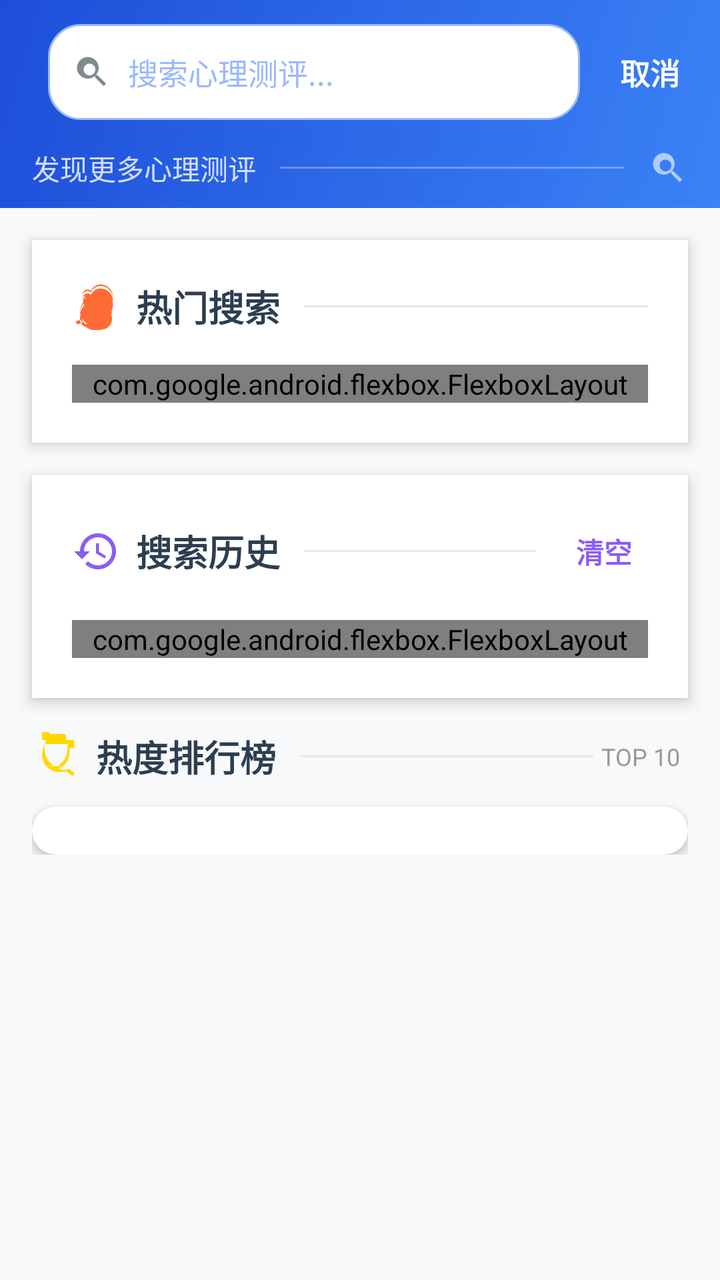
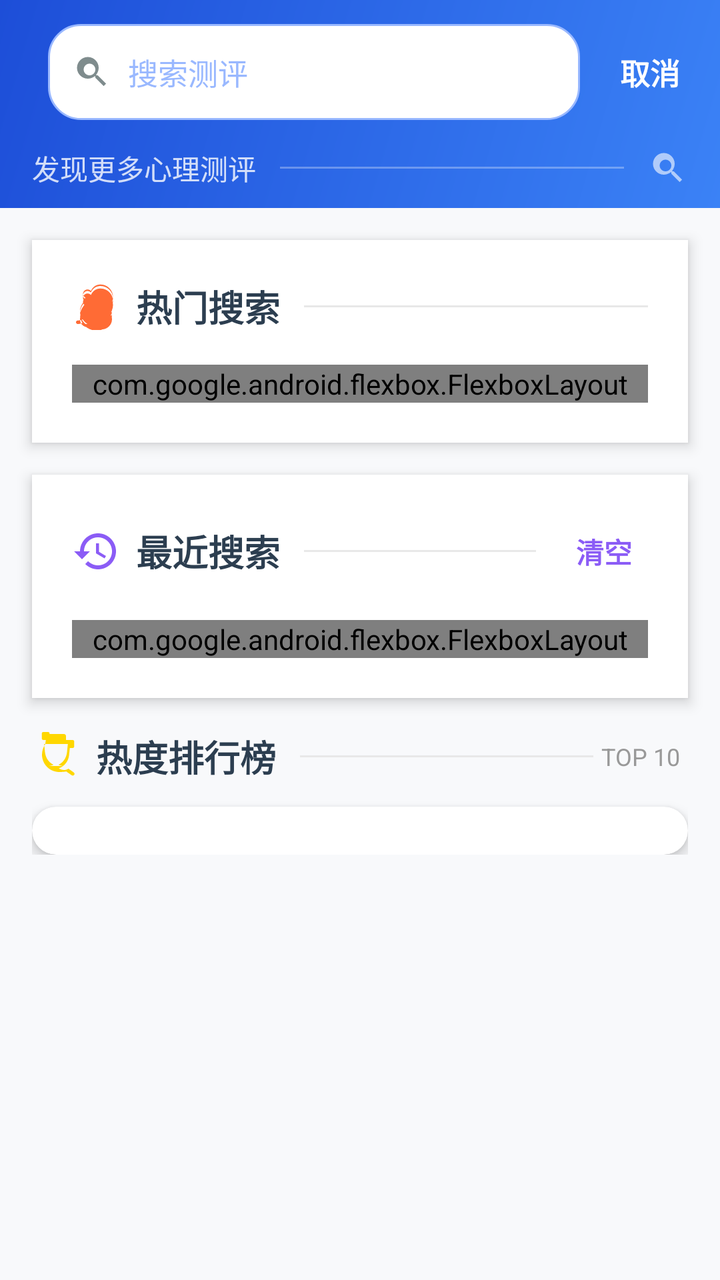

Two renders of the same Android screen: before a commit and after it. Below are the layout's source before the change and the commit's diff.
<!-- AndroidManifest.xml: application theme Theme.Xinqiao -->
<!-- res/layout/activity_exercises_search_new.xml -->
<?xml version="1.0" encoding="utf-8"?>
<LinearLayout
    xmlns:android="http://schemas.android.com/apk/res/android"
    xmlns:app="http://schemas.android.com/apk/res-auto"
    android:orientation="vertical"
    android:layout_width="match_parent"
    android:layout_height="match_parent"
    android:background="#F8F9FB">

    
    <LinearLayout
        android:layout_width="match_parent"
        android:layout_height="wrap_content"
        android:orientation="vertical"
        android:background="@drawable/bg_gradient_header">
        
        
        <LinearLayout
            android:layout_width="match_parent"
            android:layout_height="56dp"
            android:orientation="horizontal"
            android:gravity="center_vertical"
            android:paddingStart="16dp"
            android:paddingEnd="16dp"
            android:layout_marginTop="8dp">
            
            <ImageButton
                android:id="@+id/iv_back"
                android:layout_width="40dp"
                android:layout_height="40dp"
                android:background="?attr/selectableItemBackgroundBorderless"
                android:contentDescription="返回"
                android:src="@drawable/ic_back"
                android:tint="@android:color/white"
                android:visibility="gone"/>
                
            <LinearLayout
                android:layout_width="0dp"
                android:layout_height="48dp"
                android:layout_weight="1"
                android:layout_marginStart="8dp"
                android:layout_marginEnd="8dp"
                android:orientation="horizontal"
                android:gravity="center_vertical"
                android:background="@drawable/bg_searchbar_pill_selector"
                android:paddingStart="12dp"
                android:paddingEnd="12dp">

                <ImageView
                    android:layout_width="20dp"
                    android:layout_height="20dp"
                    android:src="@drawable/ic_search_blue"
                    android:tint="#7F8C8D"/>

                <EditText
                    android:id="@+id/et_search"
                    android:layout_width="0dp"
                    android:layout_weight="1"
                    android:layout_height="match_parent"
                    android:hint="搜索心理测评..."
                    android:textSize="15sp"
                    android:textColor="#2C3E50"
                    android:textColorHint="#99B8FF"
                    android:background="@android:color/transparent"
                    android:paddingStart="8dp"
                    android:imeOptions="actionSearch"
                    android:inputType="text"
                    android:maxLines="1"/>

            </LinearLayout>
            
            <ImageView
                android:id="@+id/iv_clear"
                android:layout_width="32dp"
                android:layout_height="32dp"
                android:src="@drawable/ic_delete"
                android:tint="#999999"
                android:visibility="gone"
                android:layout_marginEnd="8dp"/>
                
            <TextView
                android:id="@+id/tv_cancel"
                android:layout_width="wrap_content"
                android:layout_height="wrap_content"
                android:text="取消"
                android:textColor="@android:color/white"
                android:textSize="15sp"
                android:textStyle="bold"
                android:paddingStart="12dp"
                android:paddingEnd="4dp"/>
                
        </LinearLayout>
        
        
        <LinearLayout
            android:layout_width="match_parent"
            android:layout_height="40dp"
            android:orientation="horizontal"
            android:gravity="center_vertical"
            android:paddingStart="16dp"
            android:paddingEnd="16dp">
            
            <TextView
                android:layout_width="wrap_content"
                android:layout_height="wrap_content"
                android:text="发现更多心理测评"
                android:textColor="@android:color/white"
                android:textSize="14sp"
                android:alpha="0.8"/>
                
            <View
                android:layout_width="0dp"
                android:layout_height="1dp"
                android:layout_weight="1"
                android:background="@android:color/white"
                android:alpha="0.3"
                android:layout_marginStart="12dp"
                android:layout_marginEnd="12dp"/>
                
            <ImageView
                android:layout_width="20dp"
                android:layout_height="20dp"
                android:src="@drawable/ic_search_blue"
                android:tint="@android:color/white"
                android:alpha="0.6"/>
                
        </LinearLayout>
        
    </LinearLayout>

    
    <LinearLayout
        android:id="@+id/ll_hot"
        android:layout_width="match_parent"
        android:layout_height="wrap_content"
        android:orientation="vertical"
        android:padding="20dp"
        android:background="@android:color/white"
        android:layout_margin="16dp"
        android:elevation="4dp"
        android:outlineProvider="background">
        
        <LinearLayout
            android:layout_width="match_parent"
            android:layout_height="wrap_content"
            android:orientation="horizontal"
            android:gravity="center_vertical"
            android:layout_marginBottom="16dp">
            
            <ImageView
                android:layout_width="24dp"
                android:layout_height="24dp"
                android:src="@drawable/ic_fire"
                android:tint="#FF6B35"/>
                
            <TextView
                android:layout_width="wrap_content"
                android:layout_height="wrap_content"
                android:text="热门搜索"
                android:textColor="#2C3E50"
                android:textSize="18sp"
                android:textStyle="bold"
                android:layout_marginStart="8dp"/>
                
            <View
                android:layout_width="0dp"
                android:layout_height="1dp"
                android:layout_weight="1"
                android:background="#E8E8E8"
                android:layout_marginStart="12dp"/>
                
        </LinearLayout>
        
        <com.google.android.flexbox.FlexboxLayout
            android:id="@+id/flow_hot"
            android:layout_width="match_parent"
            android:layout_height="wrap_content"
            app:flexWrap="wrap"
            app:justifyContent="flex_start"/>
            
    </LinearLayout>

    
    <LinearLayout
        android:id="@+id/ll_history"
        android:layout_width="match_parent"
        android:layout_height="wrap_content"
        android:orientation="vertical"
        android:padding="20dp"
        android:background="@android:color/white"
        android:layout_marginStart="16dp"
        android:layout_marginEnd="16dp"
        android:layout_marginBottom="16dp"
        android:elevation="4dp"
        android:outlineProvider="background">
        
        <LinearLayout
            android:layout_width="match_parent"
            android:layout_height="wrap_content"
            android:orientation="horizontal"
            android:gravity="center_vertical"
            android:layout_marginBottom="16dp">
            
            <ImageView
                android:layout_width="24dp"
                android:layout_height="24dp"
                android:src="@drawable/ic_history"
                android:tint="#8B5CF6"/>
                
            <TextView
                android:layout_width="wrap_content"
                android:layout_height="wrap_content"
                android:text="搜索历史"
                android:textColor="#2C3E50"
                android:textSize="18sp"
                android:textStyle="bold"
                android:layout_marginStart="8dp"/>
                
            <View
                android:layout_width="0dp"
                android:layout_height="1dp"
                android:layout_weight="1"
                android:background="#E8E8E8"
                android:layout_marginStart="12dp"
                android:layout_marginEnd="12dp"/>
                
            <TextView
                android:id="@+id/tv_clear_history"
                android:layout_width="wrap_content"
                android:layout_height="wrap_content"
                android:text="清空"
                android:textColor="#8B5CF6"
                android:textSize="14sp"
                android:textStyle="bold"
                android:padding="8dp"/>
                
        </LinearLayout>
        
        <com.google.android.flexbox.FlexboxLayout
            android:id="@+id/flow_history"
            android:layout_width="match_parent"
            android:layout_height="wrap_content"
            app:flexWrap="wrap"
            app:justifyContent="flex_start"/>
            
    </LinearLayout>

    
    <LinearLayout
        android:layout_width="match_parent"
        android:layout_height="wrap_content"
        android:orientation="vertical"
        android:paddingStart="16dp"
        android:paddingEnd="16dp"
        android:paddingBottom="16dp">
        
        <LinearLayout
            android:layout_width="match_parent"
            android:layout_height="wrap_content"
            android:orientation="horizontal"
            android:gravity="center_vertical"
            android:layout_marginBottom="12dp">
            
            <ImageView
                android:layout_width="24dp"
                android:layout_height="24dp"
                android:src="@drawable/ic_trophy"
                android:tint="#FFD700"/>
                
            <TextView
                android:id="@+id/tv_hot_rank_title"
                android:layout_width="wrap_content"
                android:layout_height="wrap_content"
                android:text="热度排行榜"
                android:textColor="#2C3E50"
                android:textSize="18sp"
                android:textStyle="bold"
                android:layout_marginStart="8dp"/>
                
            <View
                android:layout_width="0dp"
                android:layout_height="1dp"
                android:layout_weight="1"
                android:background="#E8E8E8"
                android:layout_marginStart="12dp"/>
                
            <TextView
                android:layout_width="wrap_content"
                android:layout_height="wrap_content"
                android:text="TOP 10"
                android:textColor="#999999"
                android:textSize="12sp"
                android:padding="4dp"/>
                
        </LinearLayout>
        
        <androidx.cardview.widget.CardView
            android:layout_width="match_parent"
            android:layout_height="wrap_content"
            app:cardCornerRadius="16dp"
            app:cardElevation="4dp"
            app:cardBackgroundColor="@android:color/white">
            
            <androidx.recyclerview.widget.RecyclerView
                android:id="@+id/rv_hot_rank"
                android:layout_width="match_parent"
                android:layout_height="wrap_content"
                android:padding="12dp"
                android:overScrollMode="never"
                android:scrollbars="none"/>
                
        </androidx.cardview.widget.CardView>
        
    </LinearLayout>

    
    <androidx.recyclerview.widget.RecyclerView
        android:id="@+id/rv_search_result"
        android:layout_width="match_parent"
        android:layout_height="0dp"
        android:layout_weight="1"
        android:padding="16dp"
        android:clipToPadding="false"
        android:overScrollMode="never"
        android:visibility="gone"/>

    
    <LinearLayout
        android:id="@+id/tv_empty"
        android:layout_width="match_parent"
        android:layout_height="0dp"
        android:layout_weight="1"
        android:orientation="vertical"
        android:gravity="center"
        android:visibility="gone"
        android:padding="32dp">
        
        <ImageView
            android:layout_width="80dp"
            android:layout_height="80dp"
            android:src="@drawable/ic_search_blue"
            android:tint="#E8E8E8"
            android:layout_marginBottom="16dp"/>
            
        <TextView
            android:layout_width="wrap_content"
            android:layout_height="wrap_content"
            android:text="未找到相关测评"
            android:textColor="#999999"
            android:textSize="18sp"
            android:textStyle="bold"
            android:layout_marginBottom="8dp"/>
            
        <TextView
            android:layout_width="wrap_content"
            android:layout_height="wrap_content"
            android:text="试试其他关键词吧"
            android:textColor="#CCCCCC"
            android:textSize="14sp"/>
            
    </LinearLayout>
    
</LinearLayout>
<!-- resources referenced by this layout -->
<resources>
  <!-- drawable bg_gradient_header (drawable) -->
  <?xml version="1.0" encoding="utf-8"?>
  <shape xmlns:android="http://schemas.android.com/apk/res/android"
      android:shape="rectangle">
      <gradient
          android:angle="135"
          android:startColor="#3B82F6"
          android:endColor="#1D4ED8"
          android:type="linear"/>
      <corners android:radius="0dp"/>
  </shape>
  <!-- drawable bg_searchbar_pill_selector (drawable) -->
  <?xml version="1.0" encoding="utf-8"?>
  <selector xmlns:android="http://schemas.android.com/apk/res/android">
      <item android:state_focused="true" android:drawable="@drawable/bg_searchbar_pill_focused"/>
      <item android:state_pressed="true" android:drawable="@drawable/bg_searchbar_pill_focused"/>
      <item android:drawable="@drawable/bg_searchbar_pill_default"/>
  </selector>
  <!-- drawable ic_back (drawable) -->
  <?xml version="1.0" encoding="utf-8"?>
  <vector xmlns:android="http://schemas.android.com/apk/res/android"
      android:width="24dp"
      android:height="24dp"
      android:viewportWidth="24"
      android:viewportHeight="24"
      android:tint="#FFFFFF">
      <path
          android:fillColor="@android:color/white"
          android:pathData="M20,11H7.83l5.59,-5.59L12,4l-8,8 8,8 1.41,-1.41L7.83,13H20v-2z"/>
  </vector>
  <!-- drawable ic_delete (drawable) -->
  <vector xmlns:android="http://schemas.android.com/apk/res/android"
      android:width="24dp"
      android:height="24dp"
      android:viewportWidth="24"
      android:viewportHeight="24"
      android:tint="#FF0000">
    <path
        android:fillColor="@android:color/white"
        android:pathData="M6,19c0,1.1 0.9,2 2,2h8c1.1,0 2,-0.9 2,-2V7H6v12zM19,4h-3.5l-1,-1h-5l-1,1H5v2h14V4z"/>
  </vector>
  <style name="Theme.Xinqiao" parent="Base.Theme.Xinqiao">
          <item name="android:navigationBarColor">@android:color/transparent</item>
          <item name="android:statusBarColor">@android:color/transparent</item>
          <item name="android:windowLightStatusBar">false</item>
          <item name="android:enforceStatusBarContrast">true</item>
      </style>
  <!-- drawable bg_searchbar_pill_focused (drawable) -->
  <?xml version="1.0" encoding="utf-8"?>
  <shape xmlns:android="http://schemas.android.com/apk/res/android"
      android:shape="rectangle">
      <solid android:color="#FFFFFF"/>
      <corners android:radius="16dp"/>
      <stroke android:width="2dp" android:color="#99B8FF"/>
      <padding android:left="8dp" android:top="8dp" android:right="8dp" android:bottom="8dp"/>
  </shape>
  <!-- drawable bg_searchbar_pill_default (drawable) -->
  <?xml version="1.0" encoding="utf-8"?>
  <shape xmlns:android="http://schemas.android.com/apk/res/android"
      android:shape="rectangle">
      <solid android:color="#FFFFFF"/>
      <corners android:radius="16dp"/>
      <stroke android:width="1dp" android:color="#99B8FF"/>
      <padding android:left="8dp" android:top="8dp" android:right="8dp" android:bottom="8dp"/>
  </shape>
  <color name="colorPrimary">#667eea</color>
  <color name="colorOnPrimary">#FFFFFF</color>
  <color name="colorSecondary">#F8F9FA</color>
  <color name="colorOnSecondary">#333333</color>
  <color name="colorSurface">#FFFFFF</color>
  <color name="colorOnSurface">#333333</color>
  <color name="colorError">#B00020</color>
  <color name="colorOnError">#FFFFFF</color>
  <!-- unchanged entries left out for length: 5 -->
</resources>

<!-- the commit's change to res/layout/activity_exercises_search_new.xml (unified diff, before → after) -->
@@ -29,7 +29,7 @@
                 android:layout_width="40dp"
                 android:layout_height="40dp"
                 android:background="?attr/selectableItemBackgroundBorderless"
-                android:contentDescription="返回"
+                android:contentDescription="@string/back"
                 android:src="@drawable/ic_back"
                 android:tint="@android:color/white"
                 android:visibility="gone"/>
@@ -57,7 +57,7 @@
                     android:layout_width="0dp"
                     android:layout_weight="1"
                     android:layout_height="match_parent"
-                    android:hint="搜索心理测评..."
+                    android:hint="@string/search_exercises_hint"
                     android:textSize="15sp"
                     android:textColor="#2C3E50"
                     android:textColorHint="#99B8FF"
@@ -82,7 +82,7 @@
                 android:id="@+id/tv_cancel"
                 android:layout_width="wrap_content"
                 android:layout_height="wrap_content"
-                android:text="取消"
+                android:text="@string/cancel"
                 android:textColor="@android:color/white"
                 android:textSize="15sp"
                 android:textStyle="bold"
@@ -103,7 +103,7 @@
             <TextView
                 android:layout_width="wrap_content"
                 android:layout_height="wrap_content"
-                android:text="发现更多心理测评"
+                android:text="@string/discover_more_exercises"
                 android:textColor="@android:color/white"
                 android:textSize="14sp"
                 android:alpha="0.8"/>
@@ -156,7 +156,7 @@
             <TextView
                 android:layout_width="wrap_content"
                 android:layout_height="wrap_content"
-                android:text="热门搜索"
+                android:text="@string/hot_searches"
                 android:textColor="#2C3E50"
                 android:textSize="18sp"
                 android:textStyle="bold"
@@ -210,7 +210,7 @@
             <TextView
                 android:layout_width="wrap_content"
                 android:layout_height="wrap_content"
-                android:text="搜索历史"
+                android:text="@string/recent_searches"
                 android:textColor="#2C3E50"
                 android:textSize="18sp"
                 android:textStyle="bold"
@@ -228,7 +228,7 @@
                 android:id="@+id/tv_clear_history"
                 android:layout_width="wrap_content"
                 android:layout_height="wrap_content"
-                android:text="清空"
+                android:text="@string/clear"
                 android:textColor="#8B5CF6"
                 android:textSize="14sp"
                 android:textStyle="bold"
@@ -271,7 +271,7 @@
                 android:id="@+id/tv_hot_rank_title"
                 android:layout_width="wrap_content"
                 android:layout_height="wrap_content"
-                android:text="热度排行榜"
+                android:text="@string/hot_rank"
                 android:textColor="#2C3E50"
                 android:textSize="18sp"
                 android:textStyle="bold"
@@ -345,7 +345,7 @@
         <TextView
             android:layout_width="wrap_content"
             android:layout_height="wrap_content"
-            android:text="未找到相关测评"
+            android:text="@string/not_found_tests"
             android:textColor="#999999"
             android:textSize="18sp"
             android:textStyle="bold"
@@ -354,7 +354,7 @@
         <TextView
             android:layout_width="wrap_content"
             android:layout_height="wrap_content"
-            android:text="试试其他关键词吧"
+            android:text="@string/try_other_keywords"
             android:textColor="#CCCCCC"
             android:textSize="14sp"/>
             
<!-- resource entries referenced after the edit -->
@@ -41,6 +41,16 @@
         android:fillColor="@android:color/white"
         android:pathData="M6,19c0,1.1 0.9,2 2,2h8c1.1,0 2,-0.9 2,-2V7H6v12zM19,4h-3.5l-1,-1h-5l-1,1H5v2h14V4z"/>
   </vector>
+  <string name="back">返回</string>
+  <string name="cancel">取消</string>
+  <string name="clear">清空</string>
+  <string name="discover_more_exercises">发现更多心理测评</string>
+  <string name="hot_rank">热度排行榜</string>
+  <string name="hot_searches">热门搜索</string>
+  <string name="not_found_tests">未找到相关测评</string>
+  <string name="recent_searches">最近搜索</string>
+  <string name="search_exercises_hint">搜索测评</string>
+  <string name="try_other_keywords">试试其他关键词吧</string>
   <style name="Theme.Xinqiao" parent="Base.Theme.Xinqiao">
           <item name="android:navigationBarColor">@android:color/transparent</item>
           <item name="android:statusBarColor">@android:color/transparent</item>
